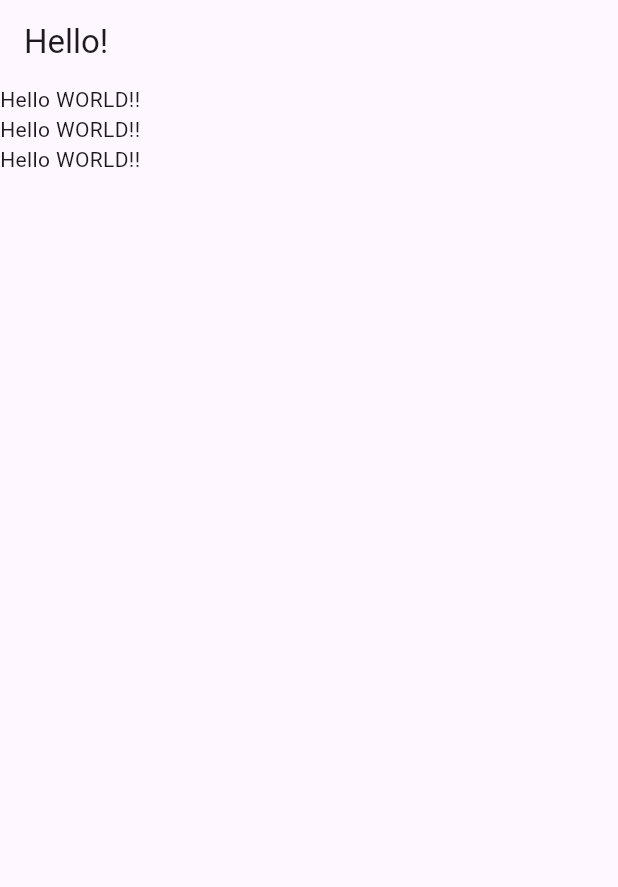
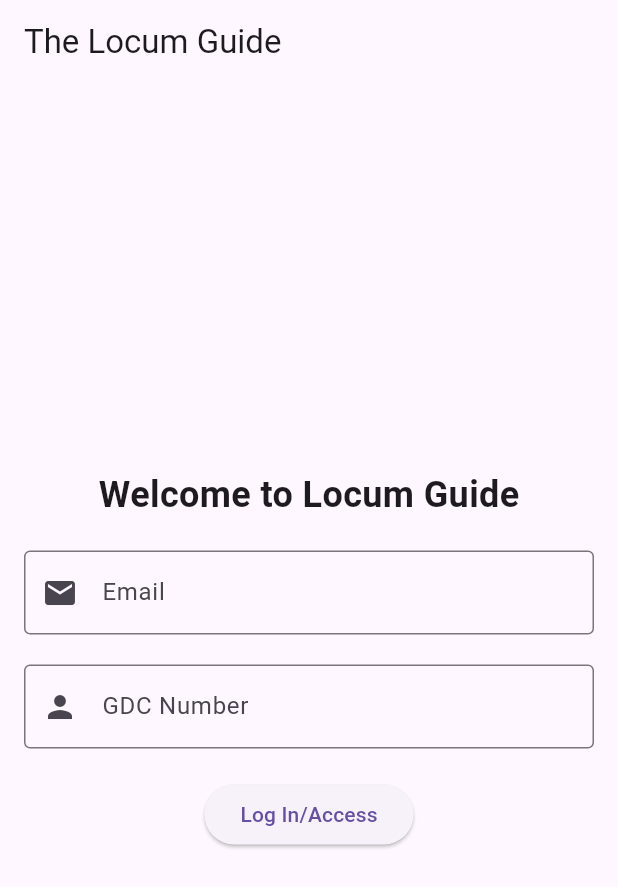
Before and after one commit to sam-a786/Locum-Guide, a Flutter app: the screen it shows after launch, on a phone screen of 412 x 824 dp. Shown: the top 887 px of the screen. Run offline on Flutter 3.47's test engine with Material 3 defaults, Android fonts, the phone set to English and light mode, and no system bars.

Commit message:
setting up first two landing pages

```diff
--- /dev/null
+++ b/locum_guide/lib/first_page.dart
@@ -0,0 +1,68 @@
+// first_page.dart
+import 'package:flutter/material.dart';
+import 'second_page.dart'; // Import the second page so you can navigate to it
+
+class FirstPage extends StatelessWidget {
+  const FirstPage({super.key});
+
+  @override
+  Widget build(BuildContext context) {
+    final TextEditingController emailController = TextEditingController();
+    final TextEditingController gdcController = TextEditingController();
+
+    return Scaffold(
+      appBar: AppBar(
+        title: const Text('The Locum Guide'),
+      ),
+      body: Padding(
+        padding: const EdgeInsets.all(16.0),
+        child: Column(
+          mainAxisAlignment: MainAxisAlignment.center,
+          children: <Widget>[
+            const Text(
+              'Welcome to Locum Guide',
+              style: TextStyle(fontSize: 24, fontWeight: FontWeight.bold),
+            ),
+            const SizedBox(height: 20),
+            TextField(
+              controller: emailController,
+              decoration: const InputDecoration(
+                labelText: 'Email',
+                prefixIcon: Icon(Icons.email),
+                border: OutlineInputBorder(),
+              ),
+            ),
+            const SizedBox(height: 20),
+            TextField(
+              controller: gdcController,
+              decoration: const InputDecoration(
+                labelText: 'GDC Number',
+                prefixIcon: Icon(Icons.person),
+                border: OutlineInputBorder(),
+              ),
+              keyboardType: TextInputType.number,
+            ),
+            const SizedBox(height: 20),
+            ElevatedButton(
+              onPressed: () {
+                // Navigate to the second page
+                if (emailController.text.isNotEmpty && gdcController.text.isNotEmpty) {
+                  Navigator.push(
+                    context,
+                    MaterialPageRoute(builder: (context) => const SecondPage()),
+                  );
+                } else {
+                  // Show error if fields are empty
+                  ScaffoldMessenger.of(context).showSnackBar(
+                    const SnackBar(content: Text('Please fill in both fields')),
+                  );
+                }
+              },
+              child: const Text('Log In/Access'),
+            ),
+          ],
+        ),
+      ),
+    );
+  }
+}
--- a/locum_guide/lib/main.dart
+++ b/locum_guide/lib/main.dart
@@ -1,43 +1,22 @@
+// main.dart
 import 'package:flutter/material.dart';
+import 'first_page.dart'; // Import the first page
 
-void main() { // Main function
-  runApp(const MyApp()); //entry point of the application, for dart as soon as the app is ran this is what it will run (e.g. print hello world will be ran if it was in line 4 where it says runapp)
-} //runApp is a function from the library import on line 1
+void main() {
+  runApp(const MyApp());
+}
 
-class MyApp extends StatelessWidget { // class myApp defined here called on line 4
+class MyApp extends StatelessWidget {
   const MyApp({super.key});
 
-  // This widget is the root of your application. Eventually we will see widget trees, we mainly use widgets to build most of the app, and we can have widgets within widgets, so we can have widgets that effect widget within it
   @override
   Widget build(BuildContext context) {
     return MaterialApp(
-      title: 'Locum-Guide', // This is the theme of your application. Notice that the counter didn't reset back to zero; the application state is not lost during the reload. To reset the state, use hot restart instead.
-      theme: ThemeData(      // This works for code too, not just values: Most code changes can be tested with just a hot reload.
+      title: 'Locum Guide',
+      theme: ThemeData(
         primarySwatch: Colors.blue,
-        visualDensity: VisualDensity.adaptivePlatformDensity,
       ),
-      home: MyHomePage(),
+      home: const FirstPage(), // Set the first landing page as the home screen
     );
   }
 }
-
-
-
-class MyHomePage extends StatelessWidget {
-  @override                             // Scaffold is also a widget that creates a background which prepares the page ready for you to add more widgets
-  Widget build(BuildContext context){   // Can also see on the left in the "flutter outline" whichever has a flutter icon next to it, that can be identified as a widget
-    return Scaffold(
-      appBar: AppBar(
-      title: const Text('Hello!')),
-      body: Column(                                                     //Using column widget and aligning the childern of it which happens to be a "list" which is seen by the "[]"
-        children: <Widget>[TestWidget(), TestWidget(), TestWidget()],   //we are using a list of type Widget thats why we have <Widget>. Also calling testwidget which is defined below
-      ));
-    }
-}
-
-class TestWidget extends StatelessWidget {
-  @override
-  Widget build(BuildContext context) {
-    return Text("Hello WORLD!!");
-  }
-}
```
Also changed, not shown: locum_guide/lib/second_page.dart (added, +52 -0 lines).
